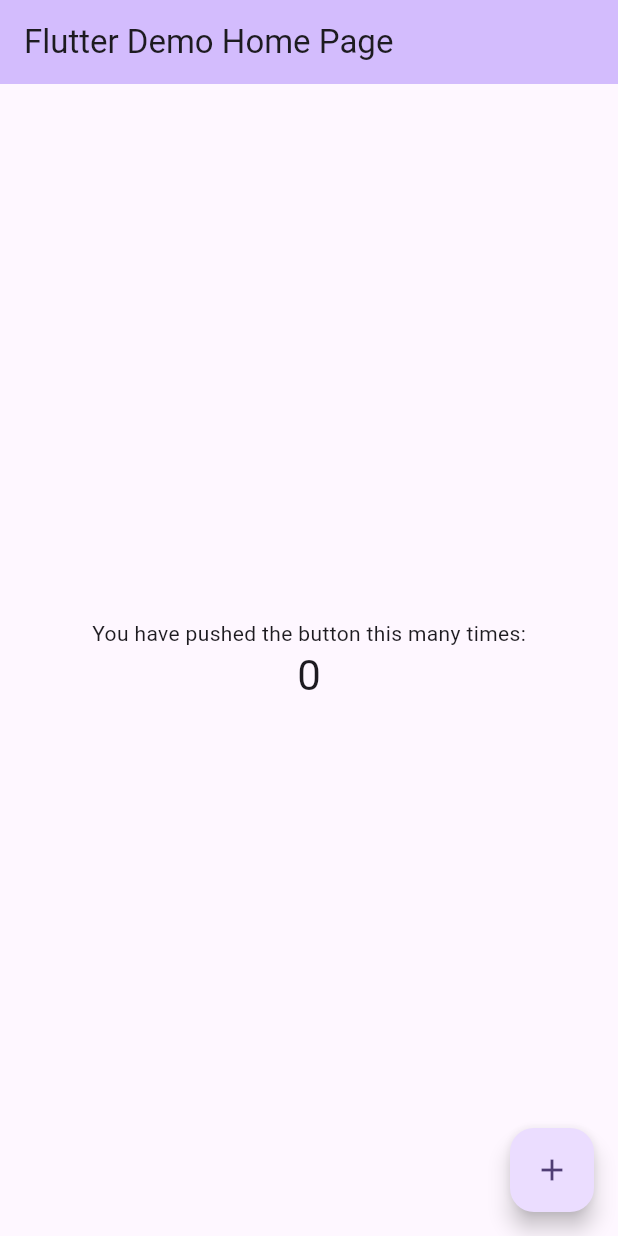
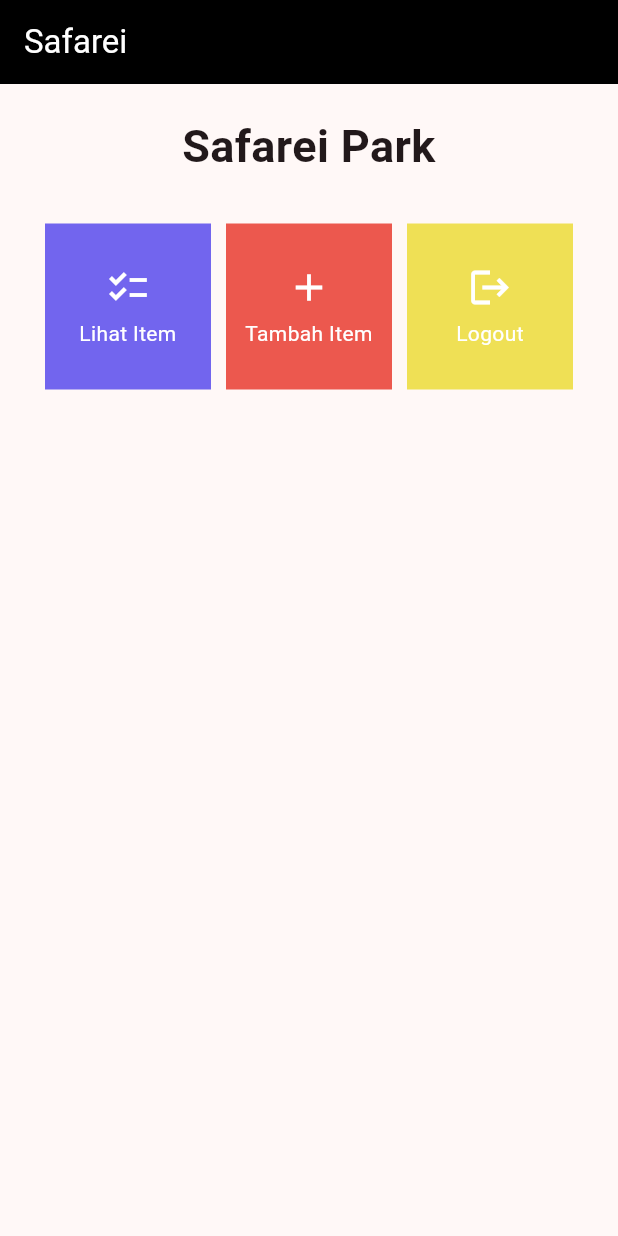
Before and after one commit to reikathr/safarei-mobile, a Flutter app: the screen it shows after launch, on a phone screen of 412 x 824 dp. Run offline on Flutter 3.47's test engine with Material 2 defaults, Android fonts, the phone set to English and light mode, and no system bars.

Commit message:
finished checklist tugas 7

```diff
--- a/lib/main.dart
+++ b/lib/main.dart
@@ -1,4 +1,5 @@
 import 'package:flutter/material.dart';
+import 'package:safarei_mobile/menu.dart';
 
 void main() {
   runApp(const MyApp());
@@ -28,98 +29,10 @@
         //
         // This works for code too, not just values: Most code changes can be
         // tested with just a hot reload.
-        colorScheme: ColorScheme.fromSeed(seedColor: Colors.deepPurple),
+        colorScheme: ColorScheme.fromSeed(seedColor: Colors.pinkAccent),
         useMaterial3: true,
       ),
-      home: const MyHomePage(title: 'Flutter Demo Home Page'),
+      home: MyHomePage(),
     );
   }
 }
-
-class MyHomePage extends StatefulWidget {
-  const MyHomePage({super.key, required this.title});
-
-  // This widget is the home page of your application. It is stateful, meaning
-  // that it has a State object (defined below) that contains fields that affect
-  // how it looks.
-
-  // This class is the configuration for the state. It holds the values (in this
-  // case the title) provided by the parent (in this case the App widget) and
-  // used by the build method of the State. Fields in a Widget subclass are
-  // always marked "final".
-
-  final String title;
-
-  @override
-  State<MyHomePage> createState() => _MyHomePageState();
-}
-
-class _MyHomePageState extends State<MyHomePage> {
-  int _counter = 0;
-
-  void _incrementCounter() {
-    setState(() {
-      // This call to setState tells the Flutter framework that something has
-      // changed in this State, which causes it to rerun the build method below
-      // so that the display can reflect the updated values. If we changed
-      // _counter without calling setState(), then the build method would not be
-      // called again, and so nothing would appear to happen.
-      _counter++;
-    });
-  }
-
-  @override
-  Widget build(BuildContext context) {
-    // This method is rerun every time setState is called, for instance as done
-    // by the _incrementCounter method above.
-    //
-    // The Flutter framework has been optimized to make rerunning build methods
-    // fast, so that you can just rebuild anything that needs updating rather
-    // than having to individually change instances of widgets.
-    return Scaffold(
-      appBar: AppBar(
-        // TRY THIS: Try changing the color here to a specific color (to
-        // Colors.amber, perhaps?) and trigger a hot reload to see the AppBar
-        // change color while the other colors stay the same.
-        backgroundColor: Theme.of(context).colorScheme.inversePrimary,
-        // Here we take the value from the MyHomePage object that was created by
-        // the App.build method, and use it to set our appbar title.
-        title: Text(widget.title),
-      ),
-      body: Center(
-        // Center is a layout widget. It takes a single child and positions it
-        // in the middle of the parent.
-        child: Column(
-          // Column is also a layout widget. It takes a list of children and
-          // arranges them vertically. By default, it sizes itself to fit its
-          // children horizontally, and tries to be as tall as its parent.
-          //
-          // Column has various properties to control how it sizes itself and
-          // how it positions its children. Here we use mainAxisAlignment to
-          // center the children vertically; the main axis here is the vertical
-          // axis because Columns are vertical (the cross axis would be
-          // horizontal).
-          //
-          // TRY THIS: Invoke "debug painting" (choose the "Toggle Debug Paint"
-          // action in the IDE, or press "p" in the console), to see the
-          // wireframe for each widget.
-          mainAxisAlignment: MainAxisAlignment.center,
-          children: <Widget>[
-            const Text(
-              'You have pushed the button this many times:',
-            ),
-            Text(
-              '$_counter',
-              style: Theme.of(context).textTheme.headlineMedium,
-            ),
-          ],
-        ),
-      ),
-      floatingActionButton: FloatingActionButton(
-        onPressed: _incrementCounter,
-        tooltip: 'Increment',
-        child: const Icon(Icons.add),
-      ), // This trailing comma makes auto-formatting nicer for build methods.
-    );
-  }
-}
--- /dev/null
+++ b/lib/menu.dart
@@ -0,0 +1,117 @@
+import 'package:flutter/material.dart';
+
+class MyHomePage extends StatelessWidget {
+    MyHomePage({Key? key}) : super(key: key);
+
+    final List<InventoryItem> items = [
+        InventoryItem("Lihat Item", Icons.checklist, const Color.fromARGB(255, 114, 101, 238)),
+        InventoryItem("Tambah Item", Icons.add, const Color.fromARGB(255, 236, 88, 78)),
+        InventoryItem("Logout", Icons.logout, const Color.fromARGB(255, 239, 224, 85)),
+    ];
+
+    @override
+    Widget build(BuildContext context) {
+        return Scaffold(
+      appBar: AppBar(
+        title: const Text(
+          'Safarei',
+          style: TextStyle(
+            color: Colors.white,
+          )
+        ),
+        backgroundColor: Colors.black,
+      ),
+      body: SingleChildScrollView(
+        // Widget wrapper yang dapat discroll
+        child: Padding(
+          padding: const EdgeInsets.all(10.0), // Set padding dari halaman
+          child: Column(
+            // Widget untuk menampilkan children secara vertikal
+            children: <Widget>[
+              const Padding(
+                padding: EdgeInsets.only(top: 10.0, bottom: 10.0),
+                // Widget Text untuk menampilkan tulisan dengan alignment center dan style yang sesuai
+                child: Text(
+                  'Safarei Park', // Text yang menandakan toko
+                  textAlign: TextAlign.center,
+                  style: TextStyle(
+                    fontSize: 30,
+                    fontWeight: FontWeight.bold,
+                  ),
+                ),
+              ),
+              // Grid layout
+              GridView.count(
+                // Container pada card
+                primary: true,
+                padding: const EdgeInsets.all(20),
+                crossAxisSpacing: 10,
+                mainAxisSpacing: 10,
+                crossAxisCount: 3,
+                shrinkWrap: true,
+                children: items.map((InventoryItem item) {
+                  // Iterasi untuk setiap item
+                  return InventoryCard(item);
+                }).toList(),
+              ),
+            ],
+          ),
+        ),
+      ),
+    );
+    }
+}
+
+
+class InventoryItem {
+  final String name;
+  final IconData icon;
+  final Color color;
+
+  InventoryItem(this.name, this.icon, this.color);
+}
+
+class InventoryCard extends StatelessWidget {
+  final InventoryItem item;
+
+  const InventoryCard(this.item, {super.key}); // Constructor
+
+  @override
+  Widget build(BuildContext context) {
+    return Material(
+      color: item.color,
+      child: InkWell(
+        // Area responsive terhadap sentuhan
+        onTap: () {
+          // Memunculkan SnackBar ketika diklik
+          ScaffoldMessenger.of(context)
+            ..hideCurrentSnackBar()
+            ..showSnackBar(SnackBar(
+                content: Text("Kamu telah menekan tombol ${item.name}!")));
+        },
+        child: Container(
+          // Container untuk menyimpan Icon dan Text
+          padding: const EdgeInsets.all(8),
+          child: Center(
+            child: Column(
+              mainAxisAlignment: MainAxisAlignment.center,
+              children: [
+                Icon(
+                  item.icon,
+                  color: Colors.white,
+                  size: 30.0,
+                ),
+                const Padding(padding: EdgeInsets.all(3)),
+                Text(
+                  item.name,
+                  textAlign: TextAlign.center,
+                  style: const TextStyle(color: Colors.white),
+                ),
+              ],
+            ),
+          ),
+        ),
+      ),
+    );
+  }
+}
```
